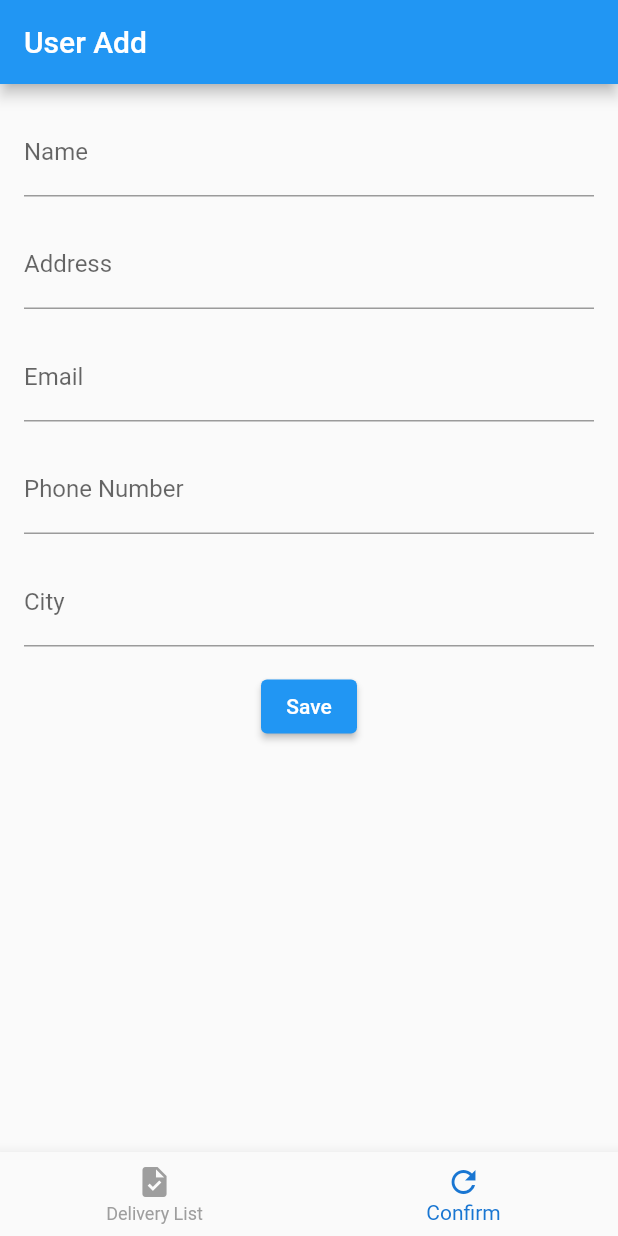
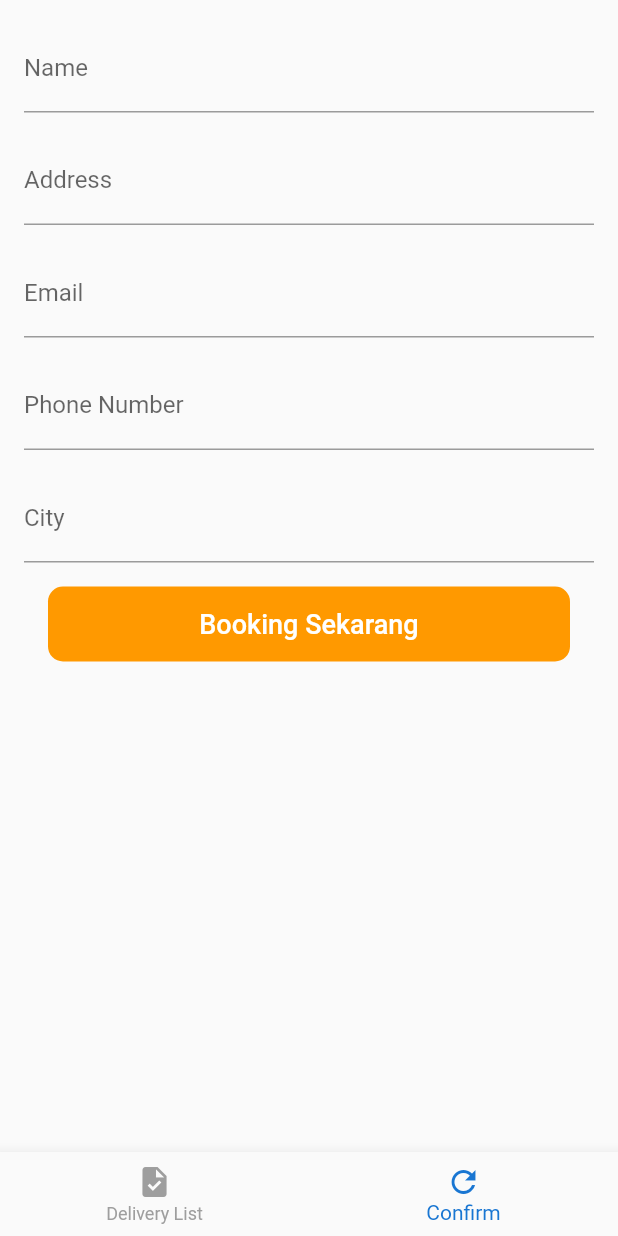
Before and after one commit to 47hitman/cpssoft_test, a Flutter app: the screen it shows after launch, item 2 of the bottom bar chosen, on a phone screen of 412 x 824 dp. Run offline on Flutter 3.47's test engine with Material 2 defaults, Android fonts, the phone set to English and light mode, and no system bars; network calls fail.

Commit message:
docs: user_add

```diff
--- a/lib/screens/user_add.dart
+++ b/lib/screens/user_add.dart
@@ -26,9 +26,6 @@ class _UserAddState extends State<UserAdd> {
   @override
   Widget build(BuildContext context) {
     return Scaffold(
-      appBar: AppBar(
-        title: Text('User Add'),
-      ),
       body: Padding(
         padding: const EdgeInsets.all(16.0),
         child: Form(
@@ -36,7 +33,7 @@ class _UserAddState extends State<UserAdd> {
           child: Column(
             children: [
               TextFormField(
-                decoration: InputDecoration(labelText: 'Name'),
+                decoration: const InputDecoration(labelText: 'Name'),
                 onChanged: (value) {
                   setState(() {
                     name = value;
@@ -49,7 +46,7 @@ class _UserAddState extends State<UserAdd> {
                   return null;
                 },
               ),
-              SizedBox(height: 16),
+              const SizedBox(height: 16),
               TextFormField(
                 decoration: InputDecoration(labelText: 'Address'),
                 onChanged: (value) {
@@ -64,7 +61,7 @@ class _UserAddState extends State<UserAdd> {
                   return null;
                 },
               ),
-              SizedBox(height: 16),
+              const SizedBox(height: 16),
               TextFormField(
                 decoration: InputDecoration(labelText: 'Email'),
                 onChanged: (value) {
@@ -76,10 +73,13 @@ class _UserAddState extends State<UserAdd> {
                   if (value!.isEmpty) {
                     return 'Please enter an email';
                   }
+                  if (!isValidEmail(value)) {
+                    return 'Please enter a valid email address';
+                  }
                   return null;
                 },
               ),
-              SizedBox(height: 16),
+              const SizedBox(height: 16),
               TextFormField(
                 decoration: InputDecoration(labelText: 'Phone Number'),
                 onChanged: (value) {
@@ -94,9 +94,9 @@ class _UserAddState extends State<UserAdd> {
                   return null;
                 },
               ),
-              SizedBox(height: 16),
+              const SizedBox(height: 16),
               TextFormField(
-                decoration: InputDecoration(labelText: 'City'),
+                decoration: const InputDecoration(labelText: 'City'),
                 onChanged: (value) {
                   setState(() {
                     city = value;
@@ -109,22 +109,17 @@ class _UserAddState extends State<UserAdd> {
                   return null;
                 },
               ),
-              SizedBox(height: 16),
-              ElevatedButton(
-                onPressed: () {
-                  if (_formKey.currentState!.validate()) {
-                    // Save logic here
-                    // For example, you can create a user object and save it
-                    // to a database or perform any other action.
-                  }
-                },
-                child: Text('Save'),
-              ),
+              const SizedBox(height: 16),
+              _senderButtonEnabled(),
             ],
           ),
         ),
       ),
     );
+  }
+
+  bool isValidEmail(String email) {
+    return RegExp(r'^[\w-]+(\.[\w-]+)*@[\w-]+(\.[\w-]+)+$').hasMatch(email);
   }
 
   Widget _senderButtonEnabled() {
@@ -148,6 +143,7 @@ class _UserAddState extends State<UserAdd> {
                   style: TextStyle(fontSize: 18.0, color: Colors.white)),
             ),
             onPressed: () {
+              if (_formKey.currentState!.validate()) {
                 setState(() {
                   isLoading = true;
                   print(" aaaaa ------- ");
@@ -164,12 +160,12 @@ class _UserAddState extends State<UserAdd> {
                   setState(() {
                     print("Payment response: $value");
                     if (value == "[]") {
-                    // isLoading = false;
+                      isLoading = false;
                       print("error");
                       // print(globals.serviceId);
                       // failed();
                     } else {
-                    // isLoading = false;
+                      isLoading = false;
                       print("oke");
                       // print(globals.serviceId);
                       // RegisterDialog(context);
@@ -182,6 +178,7 @@ class _UserAddState extends State<UserAdd> {
                   // isLoading = false;
                   // _showDialogTimeout();
                 });
+              }
             });
   }
 }
```
Lines whose indentation alone changed are shown as unchanged.
